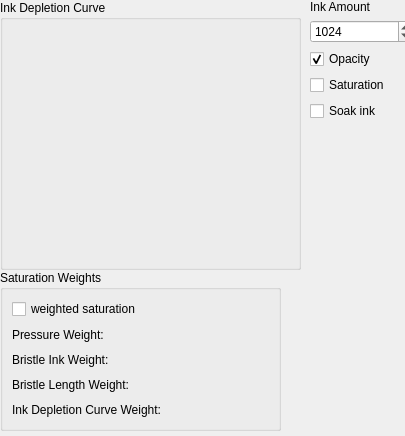
Qt form plugins/paintops/hairy/wdgInkOptions.ui (KDE/krita) before a commit.
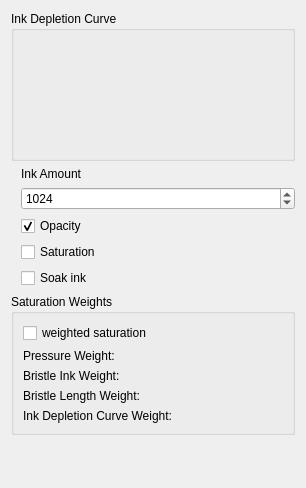
The same form after that commit. Custom widgets are drawn as their Qt base class.

Patch:
```diff
--- a/plugins/paintops/hairy/wdgInkOptions.ui
+++ b/plugins/paintops/hairy/wdgInkOptions.ui
@@ -6,8 +6,8 @@
    <rect>
     <x>0</x>
     <y>0</y>
-    <width>405</width>
-    <height>436</height>
+    <width>306</width>
+    <height>488</height>
    </rect>
   </property>
   <property name="sizePolicy">
@@ -18,19 +18,47 @@
   </property>
   <property name="minimumSize">
    <size>
-    <width>405</width>
-    <height>400</height>
+    <width>0</width>
+    <height>0</height>
    </size>
   </property>
-  <widget class="QWidget" name="layoutWidget">
+  <layout class="QVBoxLayout" name="verticalLayout_2">
+   <item>
+    <widget class="QGroupBox" name="groupBox">
+     <property name="sizePolicy">
+      <sizepolicy hsizetype="Preferred" vsizetype="Preferred">
+       <horstretch>0</horstretch>
+       <verstretch>0</verstretch>
+      </sizepolicy>
+     </property>
+     <property name="minimumSize">
+      <size>
+       <width>150</width>
+       <height>150</height>
+      </size>
+     </property>
+     <property name="title">
+      <string>Ink Depletion Curve</string>
+     </property>
+     <widget class="KisCurveWidget" name="inkCurve" native="true">
    <property name="geometry">
     <rect>
-     <x>300</x>
-     <y>0</y>
-     <width>113</width>
-     <height>391</height>
-    </rect>
-   </property>
+        <x>9</x>
+        <y>33</y>
+        <width>111</width>
+        <height>91</height>
+       </rect>
+      </property>
+      <property name="minimumSize">
+       <size>
+        <width>50</width>
+        <height>50</height>
+       </size>
+      </property>
+     </widget>
+    </widget>
+   </item>
+   <item>
    <layout class="QVBoxLayout" name="verticalLayout">
     <property name="leftMargin">
      <number>10</number>
@@ -91,65 +119,10 @@
       </property>
      </widget>
     </item>
-    <item>
-     <spacer name="verticalSpacer">
-      <property name="orientation">
-       <enum>Qt::Vertical</enum>
-      </property>
-      <property name="sizeHint" stdset="0">
-       <size>
-        <width>20</width>
-        <height>288</height>
-       </size>
-      </property>
-     </spacer>
-    </item>
-   </layout>
-  </widget>
-  <widget class="QGroupBox" name="groupBox">
-   <property name="geometry">
-    <rect>
-     <x>0</x>
-     <y>0</y>
-     <width>301</width>
-     <height>270</height>
-    </rect>
-   </property>
-   <property name="sizePolicy">
-    <sizepolicy hsizetype="Preferred" vsizetype="Preferred">
-     <horstretch>0</horstretch>
-     <verstretch>0</verstretch>
-    </sizepolicy>
-   </property>
-   <property name="minimumSize">
-    <size>
-     <width>0</width>
-     <height>0</height>
-    </size>
-   </property>
-   <property name="title">
-    <string>Ink Depletion Curve</string>
-   </property>
-   <widget class="KisCurveWidget" name="inkCurve" native="true">
-    <property name="geometry">
-     <rect>
-      <x>9</x>
-      <y>33</y>
-      <width>271</width>
-      <height>228</height>
-     </rect>
-    </property>
-   </widget>
-  </widget>
+    </layout>
+   </item>
+   <item>
   <widget class="QGroupBox" name="weightGroup">
-   <property name="geometry">
-    <rect>
-     <x>0</x>
-     <y>270</y>
-     <width>281</width>
-     <height>161</height>
-    </rect>
-   </property>
    <property name="title">
     <string>Saturation Weights</string>
    </property>
@@ -231,13 +204,23 @@
     </item>
    </layout>
   </widget>
+   </item>
+   <item>
+    <spacer name="verticalSpacer">
+     <property name="orientation">
+      <enum>Qt::Vertical</enum>
+     </property>
+     <property name="sizeHint" stdset="0">
+      <size>
+       <width>5</width>
+       <height>5</height>
+      </size>
+     </property>
+    </spacer>
+   </item>
+  </layout>
  </widget>
  <customwidgets>
-  <customwidget>
-   <class>KisIntParseSpinBox</class>
-   <extends>QSpinBox</extends>
-   <header>kis_int_parse_spin_box.h</header>
-  </customwidget>
   <customwidget>
    <class>KisDoubleSliderSpinBox</class>
    <extends>QWidget</extends>
@@ -250,6 +233,11 @@
    <header>widgets/kis_curve_widget.h</header>
    <container>1</container>
   </customwidget>
+  <customwidget>
+   <class>KisIntParseSpinBox</class>
+   <extends>QSpinBox</extends>
+   <header>kis_int_parse_spin_box.h</header>
+  </customwidget>
  </customwidgets>
  <resources/>
  <connections/>
```
Left out of the diff: 2 changed lines with no effect on the pictures. Lines whose indentation alone changed are shown as unchanged.
